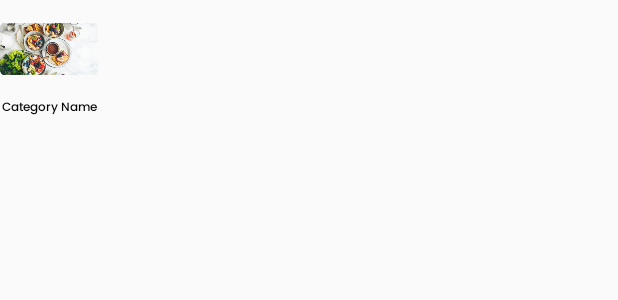
After one commit to nandaiqbalh/mvvm-food-app, an Android app: the layout category_items.xml on its own in the app's theme, with its tools: preview values and no code run, on a phone screen of 412 x 824 dp. The commit adds this screen. Shown: the top 300 px of the screen. Run offline under Robolectric (Android 15) with nearby library versions, the phone set to English and light mode, and no system bars.

Commit message:
Show category list

```diff
--- a/app/src/main/java/com/nandaiqbalh/foodapp/data/network/api/MealApi.kt
+++ b/app/src/main/java/com/nandaiqbalh/foodapp/data/network/api/MealApi.kt
@@ -1,6 +1,7 @@
 package com.nandaiqbalh.foodapp.data.network.api
 
 import com.nandaiqbalh.foodapp.data.network.models.category.CategoryList
+import com.nandaiqbalh.foodapp.data.network.models.mealbycategory.MealByCategory
 import com.nandaiqbalh.foodapp.data.network.models.meal.MealList
 import retrofit2.Call
 import retrofit2.http.GET
@@ -19,5 +20,8 @@ interface MealApi {
 	@GET("filter.php?")
 	fun getPopularItems(
 		@Query("c") categoryName: String
-	) : Call<CategoryList>
+	) : Call<MealByCategory>
+
+	@GET("categories.php")
+	fun getCategories() : Call<CategoryList>
 }
--- a/app/src/main/java/com/nandaiqbalh/foodapp/data/network/models/category/CategoryList.kt
+++ b/app/src/main/java/com/nandaiqbalh/foodapp/data/network/models/category/CategoryList.kt
@@ -1,5 +1,5 @@
 package com.nandaiqbalh.foodapp.data.network.models.category
 
 data class CategoryList(
-    val meals: List<CategoryMeals>
+    val categories: List<Category>
 )
--- a/app/src/main/java/com/nandaiqbalh/foodapp/data/network/models/category/Meal.kt
+++ b/app/src/main/java/com/nandaiqbalh/foodapp/data/network/models/mealbycategory/Meal.kt
@@ -1,4 +1,4 @@
-package com.nandaiqbalh.foodapp.data.network.models.category
+package com.nandaiqbalh.foodapp.data.network.models.mealbycategory
 
 data class CategoryMeals(
     val idMeal: String,
--- /dev/null
+++ b/app/src/main/java/com/nandaiqbalh/foodapp/data/network/models/mealbycategory/MealByCategory.kt
@@ -0,0 +1,5 @@
+package com.nandaiqbalh.foodapp.data.network.models.mealbycategory
+
+data class MealByCategory(
+    val meals: List<CategoryMeals>
+)
--- a/app/src/main/java/com/nandaiqbalh/foodapp/presentation/ui/home/adapter/PopularAdapter.kt
+++ b/app/src/main/java/com/nandaiqbalh/foodapp/presentation/ui/home/adapter/PopularAdapter.kt
@@ -5,7 +5,7 @@ import android.view.LayoutInflater
 import android.view.ViewGroup
 import androidx.recyclerview.widget.RecyclerView
 import com.bumptech.glide.Glide
-import com.nandaiqbalh.foodapp.data.network.models.category.CategoryMeals
+import com.nandaiqbalh.foodapp.data.network.models.mealbycategory.CategoryMeals
 import com.nandaiqbalh.foodapp.databinding.PopularItemsBinding
 
 class PopularAdapter :RecyclerView.Adapter<PopularAdapter.PopularViewHolder>() {
--- /dev/null
+++ b/app/src/main/res/layout/category_items.xml
@@ -0,0 +1,29 @@
+<?xml version="1.0" encoding="utf-8"?>
+<androidx.constraintlayout.widget.ConstraintLayout xmlns:android="http://schemas.android.com/apk/res/android"
+    xmlns:app="http://schemas.android.com/apk/res-auto"
+    android:layout_width="wrap_content"
+    android:layout_height="wrap_content">
+
+    <ImageView
+        android:id="@+id/iv_category_item"
+        android:layout_width="65dp"
+        android:layout_height="65dp"
+        android:scaleType="fitCenter"
+        android:src="@drawable/mealtest"
+        app:layout_constraintEnd_toEndOf="parent"
+        app:layout_constraintStart_toStartOf="parent"
+        app:layout_constraintTop_toTopOf="parent" />
+
+    <TextView
+        android:id="@+id/tv_category_items"
+        android:layout_width="wrap_content"
+        android:layout_height="wrap_content"
+        app:layout_constraintEnd_toEndOf="parent"
+        app:layout_constraintStart_toStartOf="parent"
+        app:layout_constraintTop_toBottomOf="@id/iv_category_item"
+        android:text="Category Name"
+        android:textSize="8sp"
+        android:fontFamily="@font/poppins_medium"
+        android:textColor="@color/font_black"/>
+
+</androidx.constraintlayout.widget.ConstraintLayout>
--- a/app/src/main/res/layout/fragment_home.xml
+++ b/app/src/main/res/layout/fragment_home.xml
@@ -118,7 +118,6 @@
                 android:id="@+id/tv_category_title"
                 android:layout_width="wrap_content"
                 android:layout_height="wrap_content"
-                android:layout_marginTop="16dp"
                 android:fontFamily="@font/poppins_medium"
                 android:text="Categories"
                 android:textColor="@color/font_black"
@@ -141,7 +140,7 @@
                 app:layout_constraintTop_toBottomOf="@id/tv_category_title">
 
                 <androidx.recyclerview.widget.RecyclerView
-                    android:id="@+id/recycler_view"
+                    android:id="@+id/rv_categories"
                     android:layout_width="match_parent"
                     android:layout_height="match_parent"
                     android:scrollbars="none" />
```
Also changed, not shown: app/src/main/java/com/nandaiqbalh/foodapp/data/network/models/category/Category.kt (added, +8 -0 lines), app/src/main/java/com/nandaiqbalh/foodapp/presentation/ui/home/HomeFragment.kt (+36 -8 lines), app/src/main/java/com/nandaiqbalh/foodapp/presentation/ui/home/HomeViewModel.kt (+26 -4 lines), app/src/main/java/com/nandaiqbalh/foodapp/presentation/ui/home/adapter/CategoryAdapter.kt (added, +38 -0 lines).
